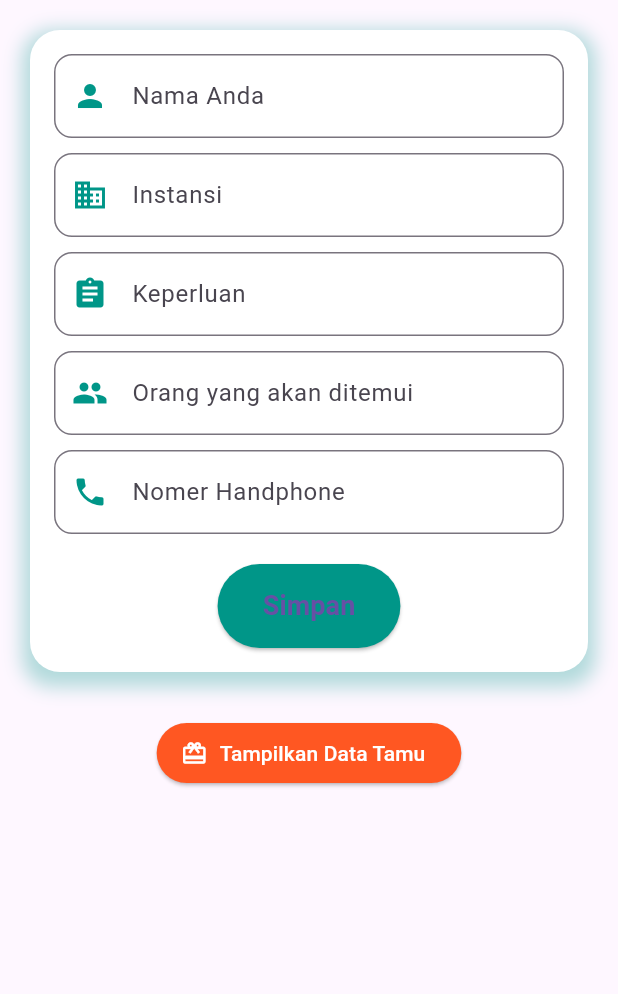
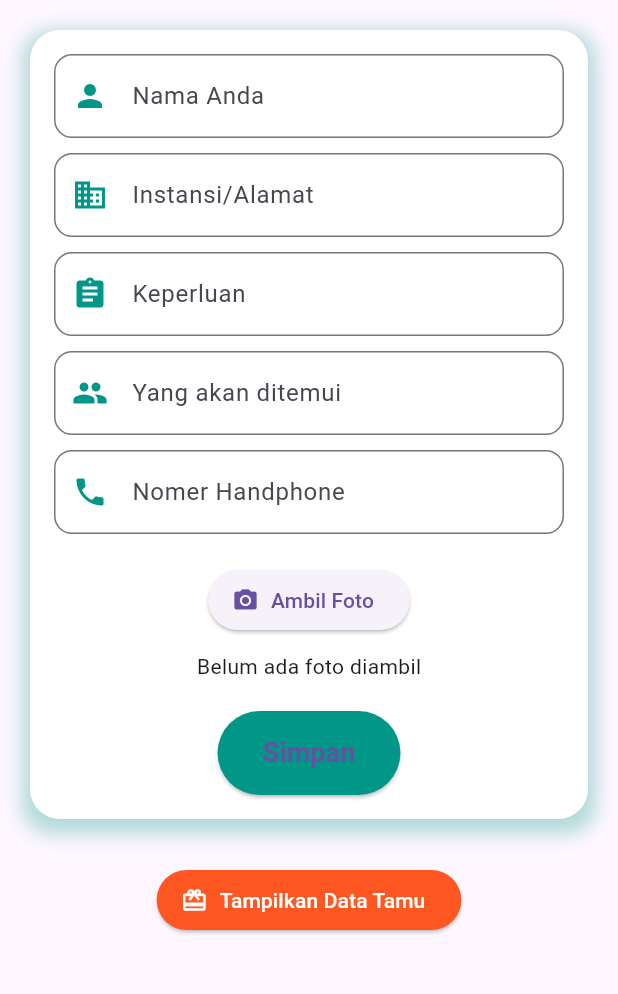
Before and after one commit to imaheni/bukutamu, a Flutter app: the screen it shows after launch, after a tap on "Simpan", on a phone screen of 412 x 824 dp, the part 84-1078 px from its top. Run offline on Flutter 3.47's test engine with Material 3 defaults, Android fonts, the phone set to English and light mode, and no system bars; our stand-ins replace dio, image_picker; network calls fail; Roboto replaces fonts that are missing (Pacifico).

Commit message:
first commit

```diff
--- a/lib/feature/controller/home_controller.dart
+++ b/lib/feature/controller/home_controller.dart
@@ -1,16 +1,21 @@
 import 'dart:convert';
-
+import 'dart:io'; // For file handling
 import 'package:bukutamu/api/api.dart';
 import 'package:dio/dio.dart';
 import 'package:flutter/material.dart';
+import 'package:image_picker/image_picker.dart';
 
 class HomeController {
-   final VoidCallback initState;
+   BuildContext context;
+  final VoidCallback onImagePicked;
+  final VoidCallback onSubmit;
+  void Function(void Function()) setState;
 
   // Konstruktor untuk HomeController dengan initState sebagai parameter
-  HomeController({required this.initState});
+  HomeController({required this.context,required this.setState, required this.onImagePicked, required this.onSubmit,});
 
   bool isLoad = false;
+  File? imageFile; // To store the image picked by the user
 
 
   // Kontroler untuk menangani input form
@@ -20,6 +25,18 @@ class HomeController {
   final TextEditingController recipientController = TextEditingController();
   final TextEditingController phoneController = TextEditingController();
 
+// Function to pick an image from the camera
+  Future<void> pickImageFromCamera() async {
+    final picker = ImagePicker();
+    final pickedFile = await picker.pickImage(source: ImageSource.camera);
+
+    if (pickedFile != null) {
+      imageFile = File(pickedFile.path); // Save the selected image
+      onImagePicked(); // Update the UI after image is picked
+      setState((){}); // Trigger any necessary UI state update
+    }
+  }
+
   // Fungsi untuk menambah entri tamu
  void addGuestEntry() async {
   if (nameController.text.isNotEmpty &&
@@ -27,40 +44,79 @@ class HomeController {
       purposeController.text.isNotEmpty &&
       recipientController.text.isNotEmpty &&
       phoneController.text.isNotEmpty) {
-      // setState(() {
+
+    // Tampilkan loading saat memproses
+    setState(() {
       isLoad = true;
-      initState();
+    });
 
-      var headers = {'Content-Type': 'application/json'};
-      var data = json.encode({
+    try {
+      print('IMAGE FILE PATH: ${imageFile?.path}');
+
+      // Jika gambar dipilih, pastikan file tidak null dan ada
+      if (imageFile != null && imageFile!.existsSync()) {
+        var uploadResponse = await Dio().post(
+          "https://database-query.v3.microgen.id/api/v1/5e1db2df-b436-4ef5-97e3-bd7b6ba57b5b/storage/upload",
+          options: Options(
+            headers: {
+              "Content-Type": "application/json",
+            },
+          ),
+          data: FormData.fromMap(
+            {
+              "file": await MultipartFile.fromFile(imageFile!.path),
+            },
+          ),
+        );
+
+        print("UPLOAD IMAGE TO STORE : ${uploadResponse.data}");
+        print("UPLOAD IMAGE TO STORE : ${uploadResponse.statusCode}");
+
+        if (uploadResponse.statusCode == 200) {
+          var guestResponse = await Dio().post(
+            '${APIMG.MG}/guest',
+            options: Options(
+              headers: {
+                "Content-Type": "application/json",
+              },
+            ),
+            data: {
               "name": nameController.text,
               "institution": institutionController.text,
               "purpose": purposeController.text,
               "recipient": recipientController.text,
-        "phone": phoneController.text
-      });
-      var dio = Dio();
-      var response = await dio.request(
-        '${APIMG.MG}/guest',
-        options: Options(
-          method: 'POST',
-          headers: headers,
-        ),
-        data: data,
+              "phone": phoneController.text,
+              "imageUrl":uploadResponse.data['url']
+            },
           );
 
-      if (response.statusCode == 200) {
-        print(json.encode(response.data));
+          print("DATA KE SERVER : ${guestResponse.statusCode}");
+          print("DATA KE SERVER : ${guestResponse.data}");
+
+          if (guestResponse.statusCode == 200) {
+            print(json.encode(guestResponse.data));
           } else {
-        print(response.statusMessage);
+            print(guestResponse.statusMessage);
           }
+        }
+      } else {
+        print("No valid image or file does not exist.");
+      }
+    } catch (e) {
+      print('Error: $e');
+    } finally {
+      // Sembunyikan loading dan reset form setelah selesai
+      setState(() {
         isLoad = false;
-      initState();
+      });
+
       nameController.clear();
       institutionController.clear();
       purposeController.clear();
       recipientController.clear();
       phoneController.clear();
+      imageFile =null;
+    }
   }
 }
 
--- a/lib/feature/view/home_view.dart
+++ b/lib/feature/view/home_view.dart
@@ -14,8 +14,17 @@ class _GuestBookHomePageState extends State<GuestBookHomePage> {
   @override
   void initState() {
     super.initState();
-    _controller = HomeController(initState: () => setState(() {}));
+    _controller = HomeController(context: context,setState: setState, onImagePicked: () {  }, onSubmit: () {  });
+  (
+      onImagePicked: () {
+        setState(() {}); // Memperbarui UI setelah gambar diambil
+      },
+      onSubmit: () {
+        setState(() {}); // Memperbarui UI setelah form dikirim
+      }, initState: () {  },
+    );
   }
+
 
   @override
   Widget build(BuildContext context) {
@@ -76,18 +85,30 @@ class _GuestBookHomePageState extends State<GuestBookHomePage> {
               _controller.nameController, 'Nama Anda', Icons.person),
           SizedBox(height: 10),
           _buildTextField(
-              _controller.institutionController, 'Instansi', Icons.business),
+              _controller.institutionController, 'Instansi/Alamat', Icons.business),
           SizedBox(height: 10),
           _buildTextField(
               _controller.purposeController, 'Keperluan', Icons.assignment),
           SizedBox(height: 10),
           _buildTextField(
-              _controller.recipientController, 'Orang yang akan ditemui', Icons.people),
+              _controller.recipientController, 'Yang akan ditemui', Icons.people),
           SizedBox(height: 10),
           _buildTextField(
               _controller.phoneController, 'Nomer Handphone', Icons.phone,
               keyboardType: TextInputType.phone),
           SizedBox(height: 20),
+
+          ElevatedButton.icon(
+            icon: Icon(Icons.camera_alt),
+            label: Text('Ambil Foto'),
+            onPressed: _controller.pickImageFromCamera,
+          ),
+          SizedBox(height: 10),
+          _controller.imageFile != null
+              ? Image.file(_controller.imageFile!, width: 150, height: 150)  // Menampilkan foto
+              : Text('Belum ada foto diambil'),
+          SizedBox(height: 20),
+
           ElevatedButton(
             onPressed: _controller.addGuestEntry,
             style: ElevatedButton.styleFrom(
--- a/lib/feature/view/list_card_view.dart
+++ b/lib/feature/view/list_card_view.dart
@@ -58,10 +58,10 @@ class _ListCardsViewState extends State<ListCardsView> {
                           Container(
                             width: 96,
                             height: 96,
-                            decoration: const BoxDecoration(
+                            decoration:  BoxDecoration(
                               image: DecorationImage(
                                 image: NetworkImage(
-                                  "https://cdn.pixabay.com/photo/2015/10/05/22/37/blank-profile-picture-973460_1280.png",
+                                item['imageUrl'] ??    "https://cdn.pixabay.com/photo/2015/10/05/22/37/blank-profile-picture-973460_1280.png",
                                 ),
                                 fit: BoxFit.cover,
                               ),
```
Also changed, not shown: lib/feature/controller/list_card_controller.dart (+6 -5 lines), lib/guest_db.dart (deleted, +0 -116 lines), pubspec.yaml (+10 -2 lines), assets/icon/guestbook.png (added), assets/icon/icon.png (deleted), pubspec.lock, 36 other files. Lines whose indentation alone changed are shown as unchanged.
